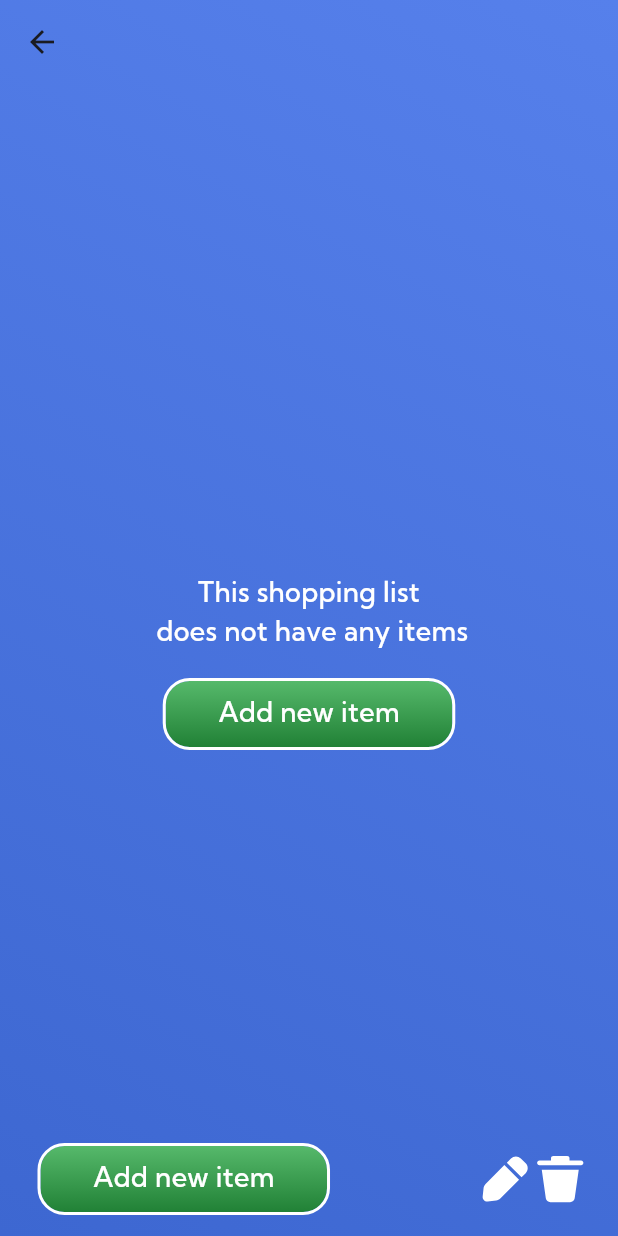
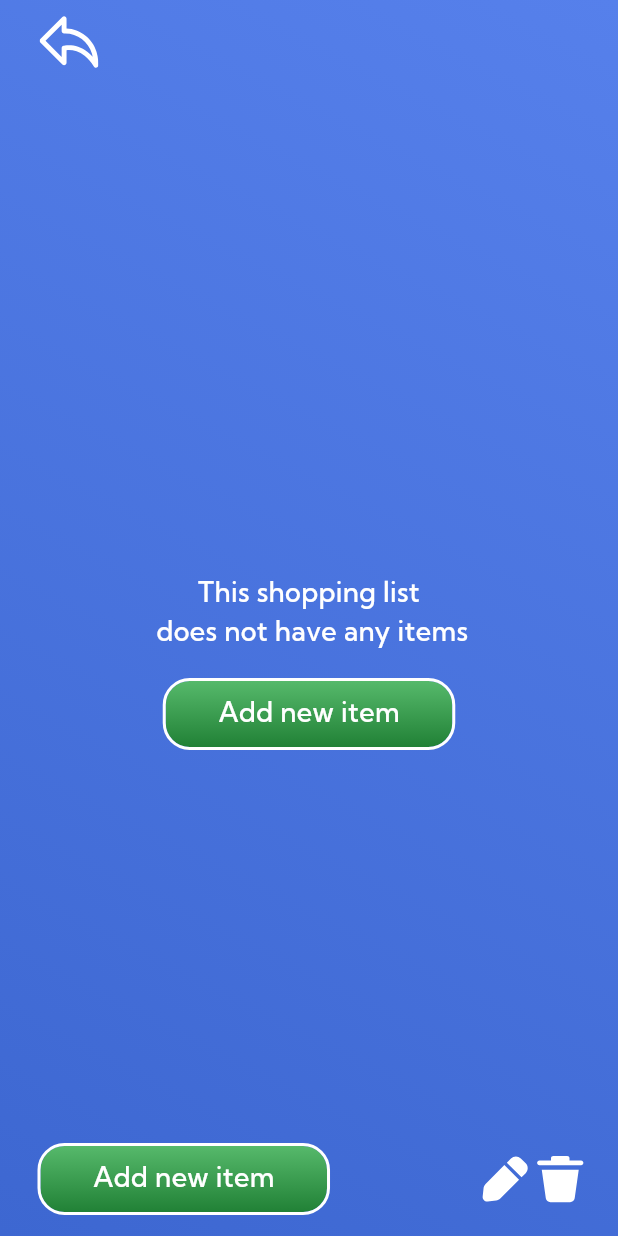
Before and after one commit to AnuradhaDev96/shopping_list_app, a Flutter app: the ListItemsPage screen opened directly with empty values, on a phone screen of 412 x 824 dp. Run offline on Flutter 3.47's test engine with Material 2 defaults, Android fonts, the phone set to English and light mode, and no system bars; our stand-ins replace another_flushbar, flutter_bloc, flutter_svg, get_it, rxdart, sqflite and 1 more; accounts and stored records are empty.

Commit message:
Implementation - Shopping items page

```diff
--- a/shoplicium/lib/presentation/views/list_items/list_items_page.dart
+++ b/shoplicium/lib/presentation/views/list_items/list_items_page.dart
@@ -31,6 +31,17 @@ class _ListItemsPageState extends State<ListItemsPage> {
       child: Scaffold(
         appBar: AppBar(
           title: Text(widget.selectedList.title),
+          leading: Transform.translate(
+            offset: const Offset(18, 0),
+            child: Transform.scale(
+              scale: 0.7,
+              child: GestureDetector(
+                behavior: HitTestBehavior.opaque,
+                onTap: () => Navigator.pop(context),
+                child: SvgPicture.asset(Assets.navigateBack, width: 32, height: 32),
+              ),
+            ),
+          ),
         ),
         floatingActionButton: _bottomFloatingBar(context),
         floatingActionButtonLocation: FloatingActionButtonLocation.centerFloat,
@@ -140,8 +151,8 @@ class _ListItemsPageState extends State<ListItemsPage> {
   }
 
   Widget _bottomFloatingBar(BuildContext context) => Padding(
-    padding: const EdgeInsets.only(left: 27, right: 20),
-    child: Row(
+        padding: const EdgeInsets.only(left: 27, right: 20),
+        child: Row(
           mainAxisAlignment: MainAxisAlignment.spaceBetween,
           children: [
             _addNewItemButton(context),
@@ -154,7 +165,7 @@ class _ListItemsPageState extends State<ListItemsPage> {
             ),
           ],
         ),
-  );
+      );
 
   Widget _addNewItemButton(BuildContext context) {
     return GestureDetector(
--- a/shoplicium/lib/utils/constants/assets.dart
+++ b/shoplicium/lib/utils/constants/assets.dart
@@ -3,4 +3,5 @@ abstract class Assets {
   static const errorFlushbarIcon = 'assets/svg/error_flushbar_icon.svg';
   static const editIcon = 'assets/svg/edit_icon.svg';
   static const deleteIconWhite = 'assets/svg/delete_icon_white.svg';
+  static const navigateBack = 'assets/svg/navigate_back.svg';
 }
```
Also changed, not shown: shoplicium/assets/svg/navigate_back.svg (added).
